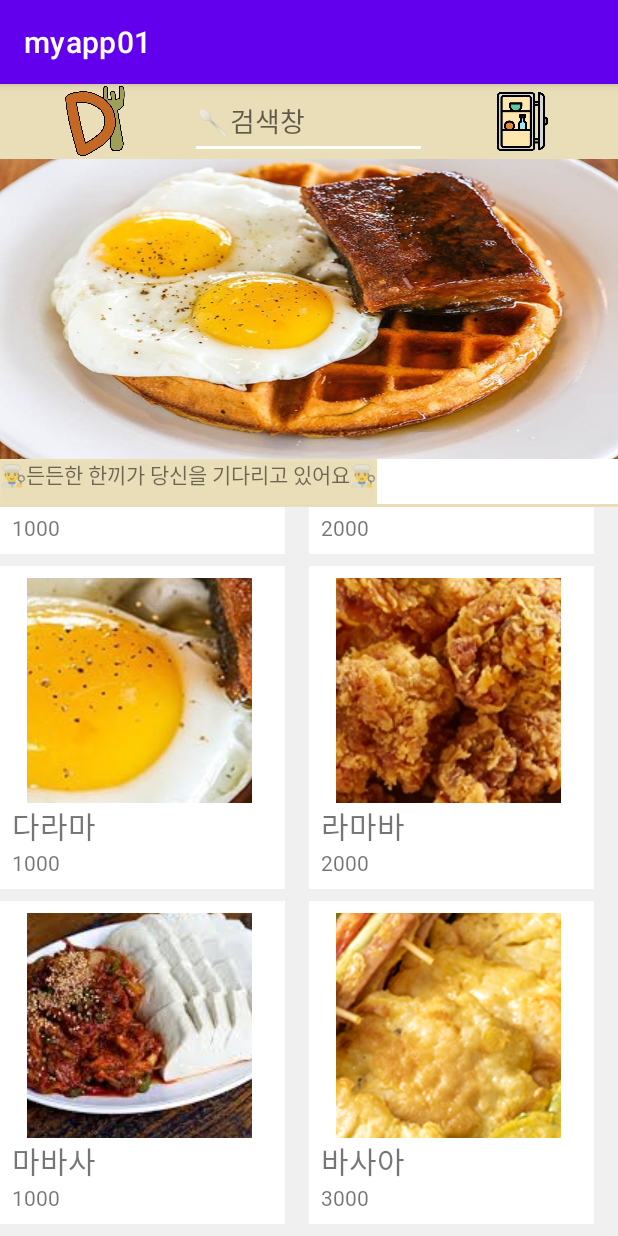
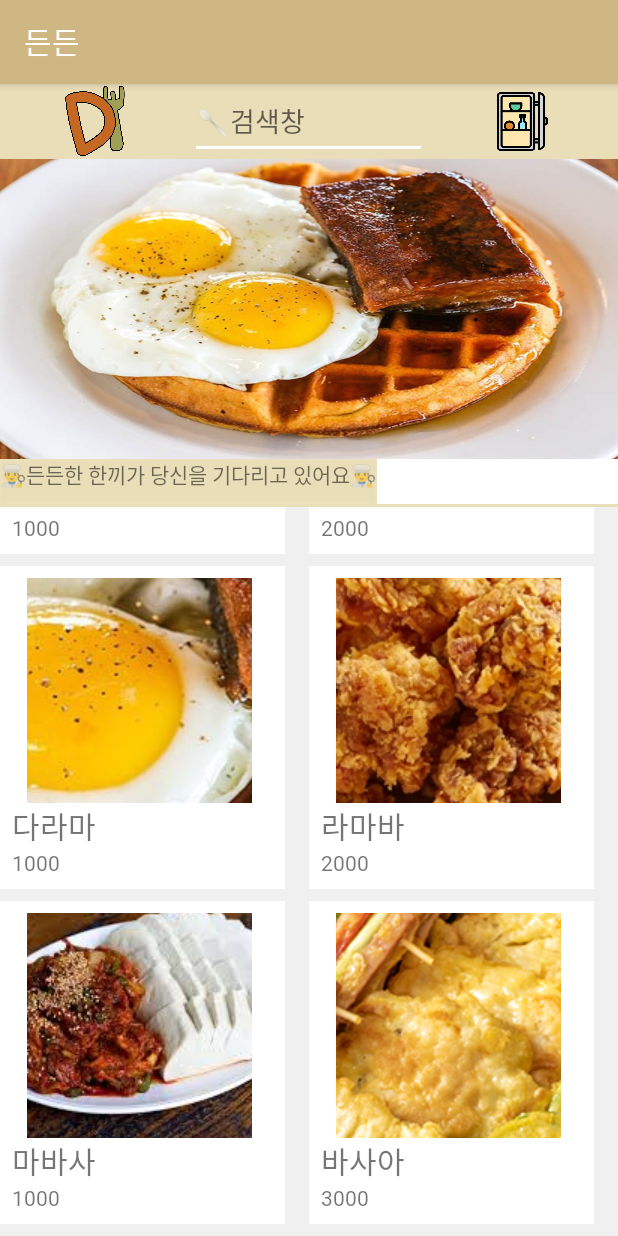
Before and after one commit to yeezze/JavaOnTheTop, an Android app: the screen it shows after launch (MainActivity), scrolled down 184 dp, on a phone screen of 412 x 824 dp. Run offline under Robolectric (Android 15) with nearby library versions, the phone set to English and light mode, and no system bars.

Commit message:
11/12 혜원 로고/스크랩버튼 디자인 추가 상단바, 버튼 색상변경

```diff
--- a/app/src/main/res/layout/activity_sub_menu.xml
+++ b/app/src/main/res/layout/activity_sub_menu.xml
@@ -60,7 +60,7 @@
         android:layout_height="19dp"
         android:layout_weight="1"
         android:fontFamily="@font/imcresoojin"
-        android:text="재료" />
+        android:text="재료🥕" />
 
     <com.google.android.youtube.player.YouTubePlayerView
          android:id="@+id/youTubePlayerView"
--- a/app/src/main/res/values/strings.xml
+++ b/app/src/main/res/values/strings.xml
@@ -1,3 +1,3 @@
 <resources>
-    <string name="app_name">myapp01</string>
+    <string name="app_name">든든</string>
 </resources>
--- a/app/src/main/res/values/themes.xml
+++ b/app/src/main/res/values/themes.xml
@@ -2,8 +2,8 @@
     <!-- Base application theme. -->
     <style name="Theme.Myapp01" parent="Theme.MaterialComponents.DayNight.DarkActionBar">
         <!-- Primary brand color. -->
-        <item name="colorPrimary">@color/purple_500</item>
-        <item name="colorPrimaryVariant">@color/purple_700</item>
+        <item name="colorPrimary">#cfb784</item>
+        <item name="colorPrimaryVariant">#c56824</item>
         <item name="colorOnPrimary">@color/white</item>
         <!-- Secondary brand color. -->
         <item name="colorSecondary">@color/teal_200</item>
```
Also changed, not shown: app/src/main/res/drawable/logo3.jpg (added).
